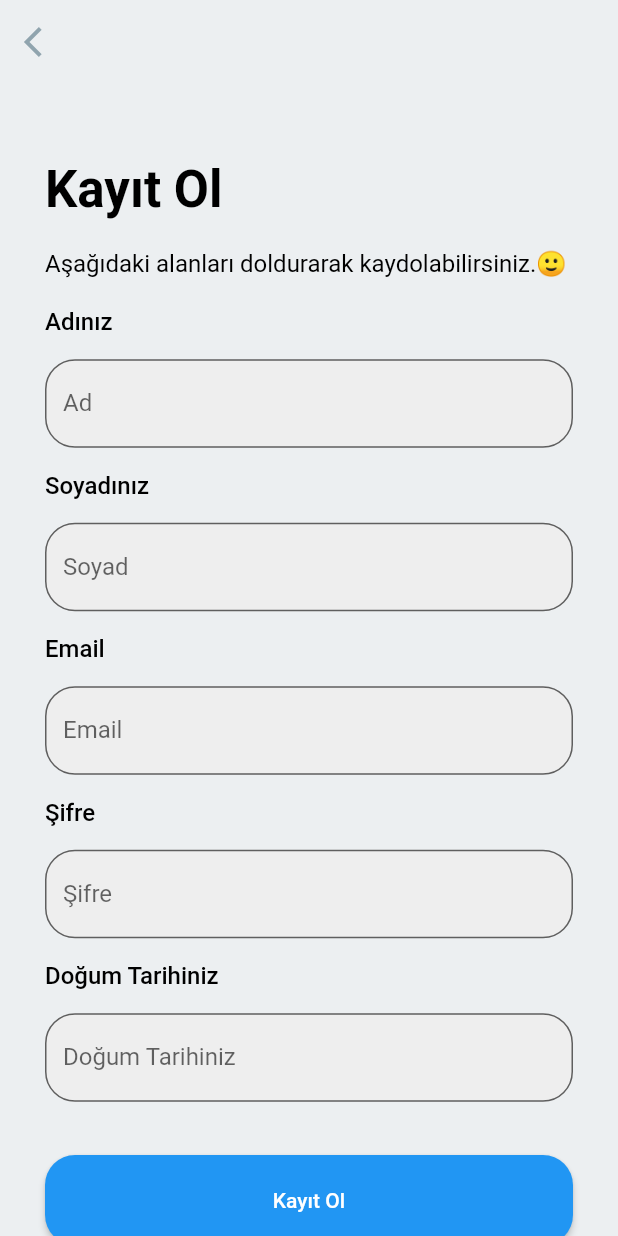
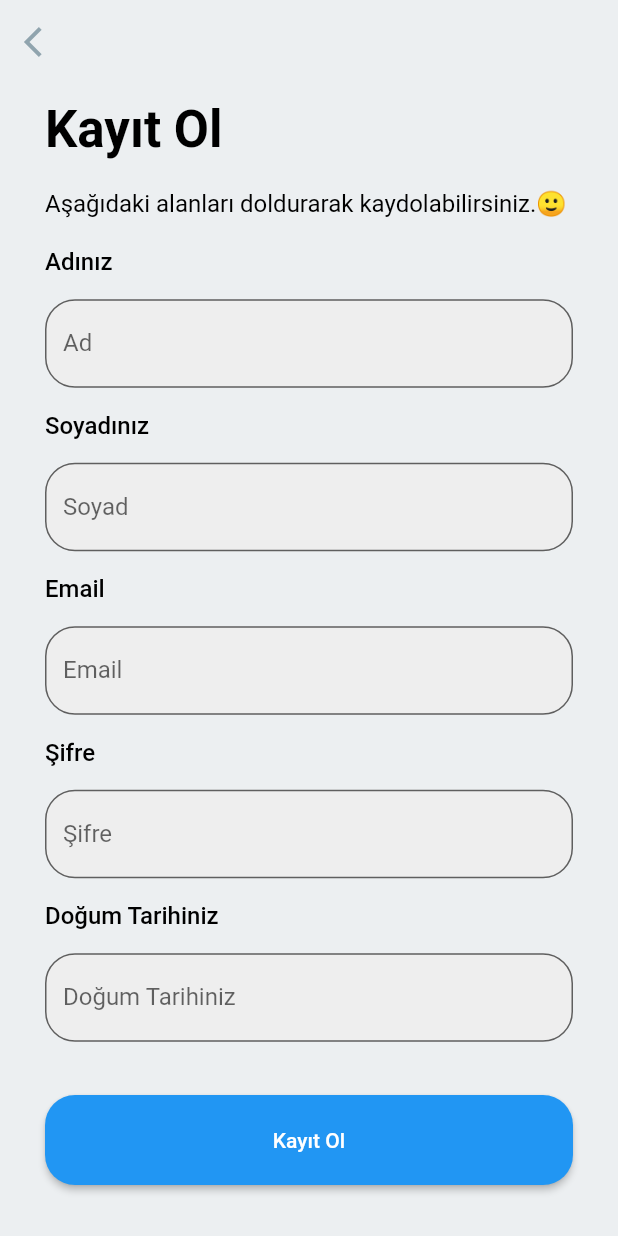
Before and after one commit to SezerKaynak/pomo2do, a Flutter app: the screen it shows after launch, after a tap on "Kayıt Ol!", on a phone screen of 412 x 824 dp. Run offline on Flutter 3.47's test engine with Material 2 defaults, Android fonts, the phone set to English and light mode, and no system bars; our stand-ins replace cloud_firestore, firebase_auth, firebase_core, firebase_database; missing offline and left inert: animation_search_bar; accounts and stored records are empty.

```diff
--- a/lib/main.dart
+++ b/lib/main.dart
@@ -2,6 +2,7 @@ import 'package:flutter/material.dart';
 import 'package:firebase_core/firebase_core.dart';
 import 'package:flutter/services.dart';
 import 'package:flutter_application_1/models/pomotodo_user.dart';
+import 'package:flutter_application_1/project_theme_options.dart';
 import 'package:flutter_application_1/service/firebase_service.dart';
 import 'package:flutter_application_1/service/i_auth_service.dart';
 import 'package:flutter_application_1/widgets/auth_widget.dart';
@@ -29,12 +30,10 @@ class MyApp extends StatelessWidget {
       ],
       child: AuthWidgetBuilder(
         onPageBuilder: (context, AsyncSnapshot<PomotodoUser?> snapShot) => MaterialApp(
-
-          title: 'Flutter Demo',
           debugShowCheckedModeBanner: false,
           theme: ThemeData().copyWith(
-            appBarTheme: const AppBarTheme(
-              backgroundColor: Colors.transparent,
+            appBarTheme: AppBarTheme(
+              backgroundColor: ProjectThemeOptions().backGroundColor,
               elevation: 0.0,
               systemOverlayStyle: SystemUiOverlayStyle.dark,
             ),
--- a/lib/pages/login_page.dart
+++ b/lib/pages/login_page.dart
@@ -23,7 +23,9 @@ class LoginPage extends StatelessWidget {
 
     return Scaffold(
         backgroundColor: Colors.blueGrey[50],
-        appBar: AppBar(),
+        appBar: AppBar(
+          backgroundColor: Colors.transparent,
+        ),
         body: SingleChildScrollView(
           child: Padding(
             padding: ScreenPadding().screenPadding,
--- a/lib/pages/register_page.dart
+++ b/lib/pages/register_page.dart
@@ -32,6 +32,7 @@ class RegisterPage extends StatelessWidget {
     return Scaffold(
       backgroundColor: Colors.blueGrey[50],
       appBar: AppBar(
+        backgroundColor: Colors.transparent,
         leading: IconButton(
             onPressed: () {
               Navigator.pushAndRemoveUntil(
@@ -43,7 +44,7 @@ class RegisterPage extends StatelessWidget {
       ),
       body: SingleChildScrollView(
         child: Padding(
-          padding: ScreenPadding().screenPadding,
+          padding: ScreenPadding().screenPadding.copyWith(top: 0),
           child: Column(
             children: [
               ScreenTexts(
```
Also changed, not shown: lib/pages/pomodoro.dart (added, +32 -0 lines), lib/pages/task.dart (+11 -3 lines).
